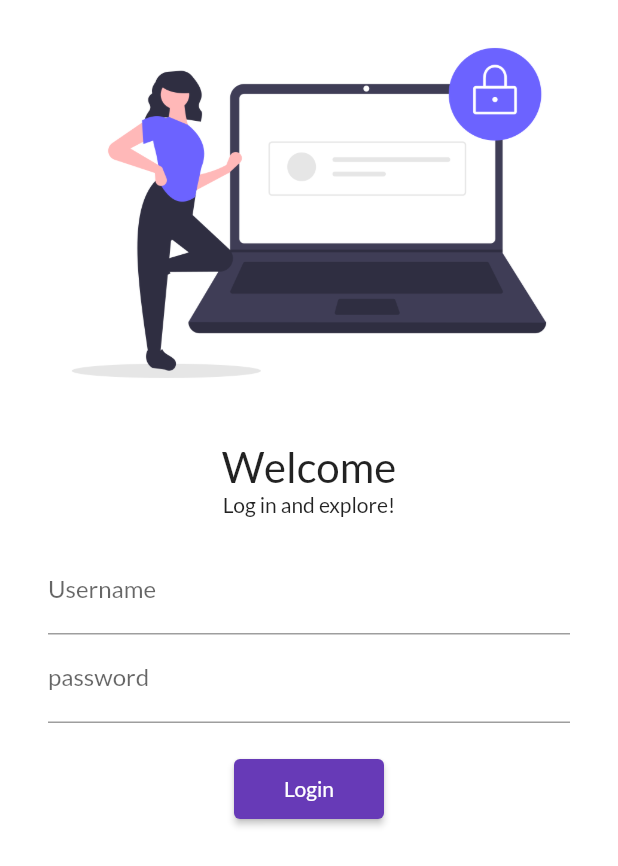
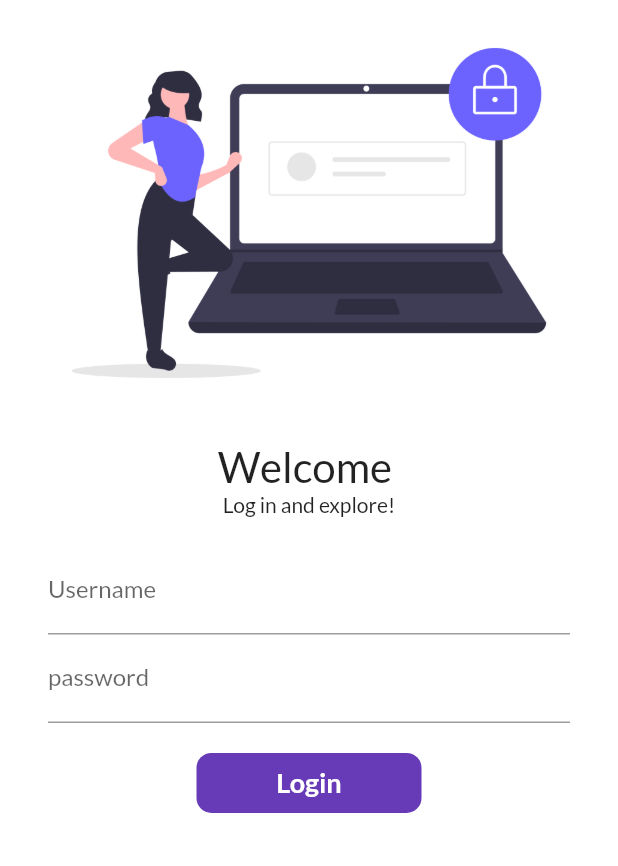
Before and after one commit to Kr1shnendu/BasicCatalogApp, a Flutter app: the screen it shows after launch, on a phone screen of 412 x 824 dp. Shown: the top 866 px of the screen. Run offline on Flutter 3.47's test engine with Material 2 defaults, Android fonts, the phone set to English and light mode, and no system bars; our stand-ins replace google_fonts.

Commit message:
day6 completed

```diff
--- a/lib/pages/home_page.dart
+++ b/lib/pages/home_page.dart
@@ -2,7 +2,7 @@ import 'package:flutter/material.dart';
 
 class HomePage extends StatelessWidget {
   final  int days=20;
-  final  String name = "codepur";
+  final  String name = "abc";
   const HomePage({super.key});
 
   @override
--- a/lib/pages/login_page.dart
+++ b/lib/pages/login_page.dart
@@ -1,8 +1,17 @@
 import 'package:flutter/material.dart';
 import 'package:hello_world/utils/routes.dart';
 
-class LoginPage extends StatelessWidget {
+class LoginPage extends StatefulWidget  {
   const LoginPage({super.key});
+
+  @override
+  State<LoginPage> createState() => _LoginPageState();
+}
+
+class _LoginPageState extends State<LoginPage> {
+  String name="";
+  bool changeButton = false;
+
 
   @override
   Widget build(BuildContext context) {
@@ -19,7 +28,7 @@ class LoginPage extends StatelessWidget {
             ),
 
             Text(
-              "Welcome",
+              "Welcome $name",
               style: TextStyle(
                 fontSize: 28,
               )
@@ -39,6 +48,12 @@ class LoginPage extends StatelessWidget {
                   hintText: "Enter Username",
                   labelText:"Username",
                   ),
+                  onChanged: (value) {
+                    name=value;
+                    setState(() {
+
+                    });
+                  },
                 ),
                 TextFormField(
                   obscureText: true,
@@ -50,16 +65,54 @@ class LoginPage extends StatelessWidget {
                 SizedBox(
                   height: 20.0,
                   ),
-                ElevatedButton(
-                  onPressed: () {
-                    Navigator.pushNamed(context, MyRoutes.homeRoute);
-                  },
-                child: Text("Login"),
-                style: TextButton.styleFrom(minimumSize: Size(100, 40)),
-                )
+
+                  InkWell(
+                    onTap: () async {
+                      setState(() {
+                        changeButton = true;
+                      });
+                      await Future.delayed(Duration(seconds: 1));
+                      Navigator.pushNamed(context, MyRoutes.homeRoute);
+                    },
+                    child: AnimatedContainer(
+                      duration: Duration(seconds: 1),
+                      width: changeButton? 50 : 150,
+                      height: 40,
+
+
+                      alignment: Alignment.center,
+                      child: changeButton?
+                      Icon(
+                        Icons.done,
+                        color:Colors.white
+                        )
+                        : Text(
+                        "Login",
+                        style:TextStyle(
+                          color: Colors.white,
+                          fontWeight: FontWeight.bold,
+                          fontSize: 18
+                          )
+                        ),
+                        decoration: BoxDecoration(
+                          color: Colors.deepPurple,
+                          //shape: changeButton?BoxShape.circle:BoxShape.rectangle,
+                          borderRadius: BorderRadius.circular(changeButton? 50 : 10)
+                          ),
+                        ),
+                  ),
+
+
+                // ElevatedButton(
+                //   onPressed: () {
+                //     Navigator.pushNamed(context, MyRoutes.homeRoute);
+                //   },
+                // child: Text("Login"),
+                // style: TextButton.styleFrom(minimumSize: Size(100, 40)),
+                // )
               ],
             ),
-              )
+            )
           ],
           ),
       )
```
